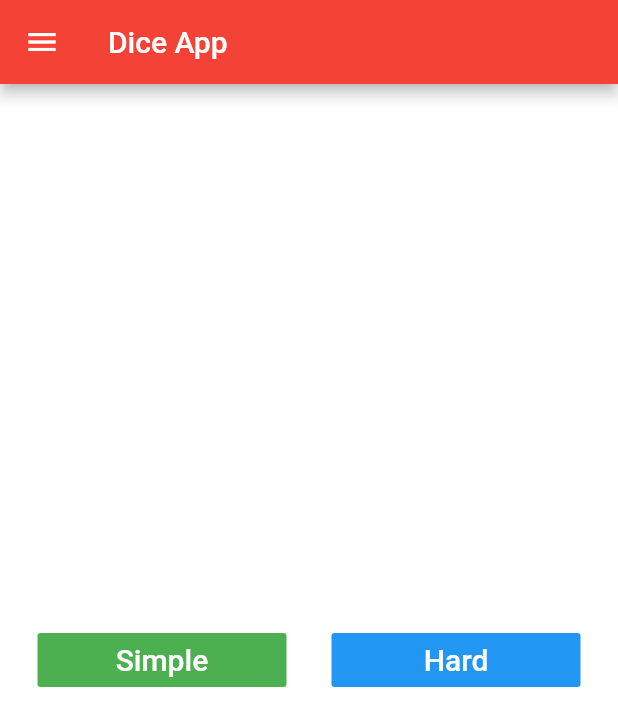
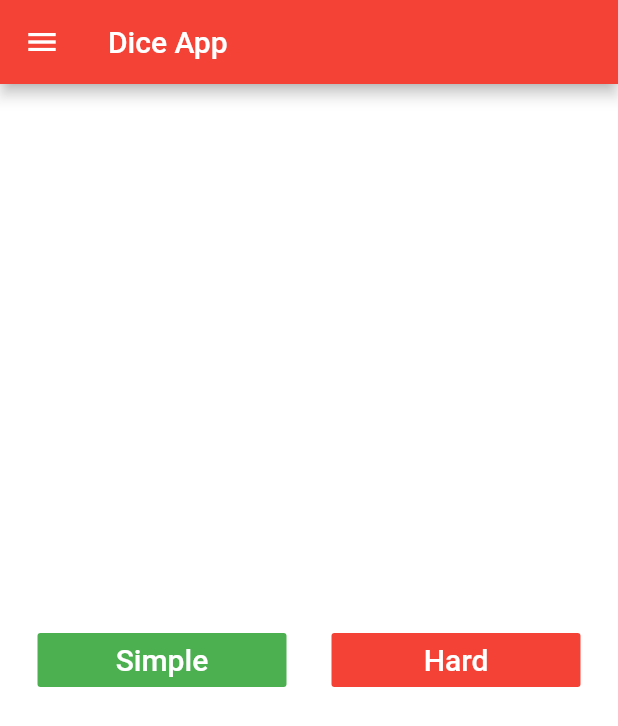
Before and after one commit to alihaider054/fa17_bse_054, a Flutter app: the screen it shows after launch, on a phone screen of 412 x 824 dp. Shown: the top 726 px of the screen. Run offline on Flutter 3.47's test engine with Material 2 defaults, Android fonts, the phone set to English and light mode, and no system bars.

Commit message:
Simple Hard

```diff
--- a/lib/navigation.dart
+++ b/lib/navigation.dart
@@ -44,8 +44,8 @@ class _HomePageState extends State<HomePage> {
                     child: Padding(
                       padding: EdgeInsets.all(15.0),
                       child: FlatButton(
-                        textColor: Colors.white,
-                        color: Colors.blue,
+                        textColor: Colors.blue,
+                        color: Colors.red,
                         child: Text(
                           'Hard',
                           style: TextStyle(
```
